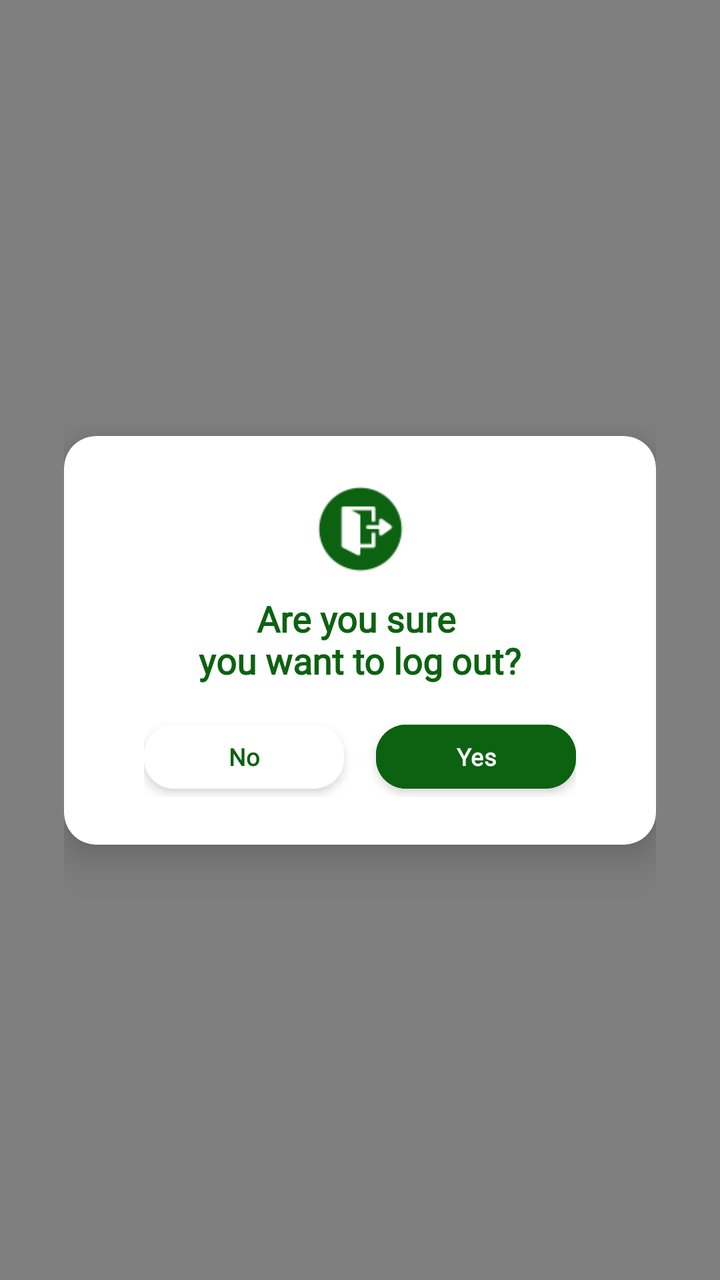
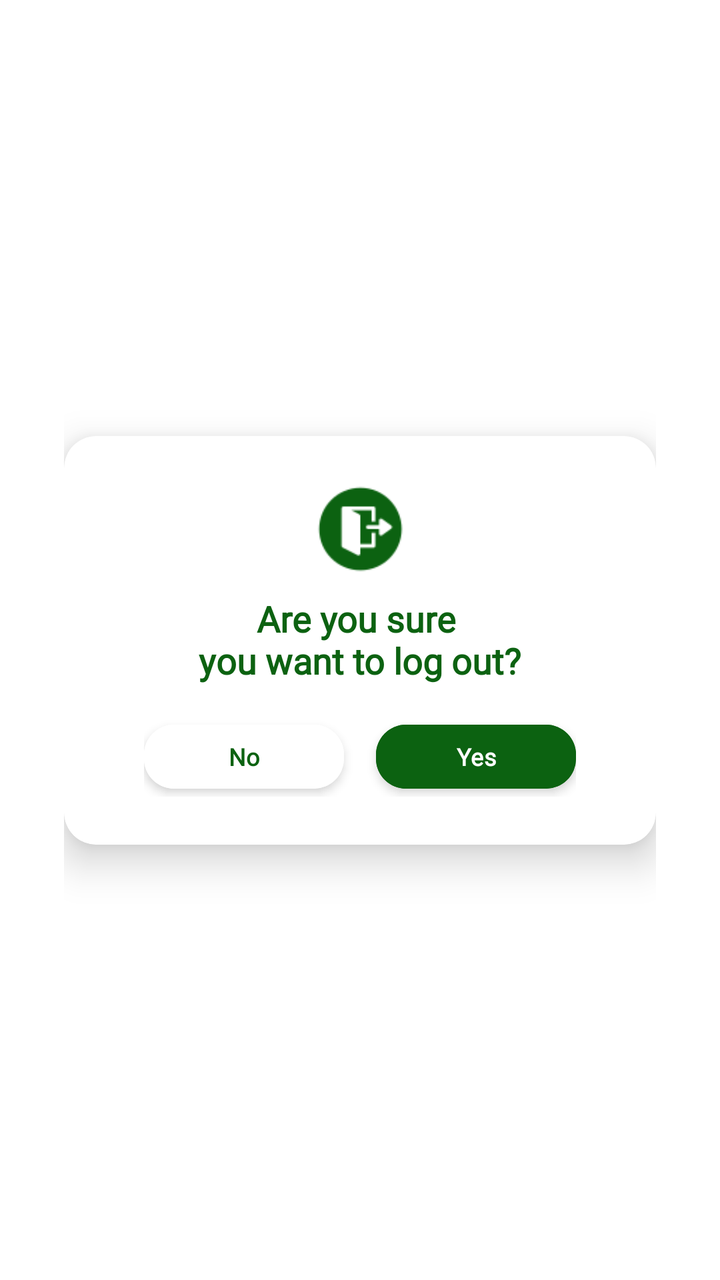

The first picture is an Android layout as it rendered before a commit; the second is the same layout after the commit. The layout source and the unified diff follow.
<!-- AndroidManifest.xml: application theme Theme.SmartGrow -->
<!-- res/layout/dialog_logout.xml -->
<?xml version="1.0" encoding="utf-8"?>
<androidx.constraintlayout.widget.ConstraintLayout
    xmlns:android="http://schemas.android.com/apk/res/android"
    xmlns:app="http://schemas.android.com/apk/res-auto"
    android:layout_width="match_parent"
    android:layout_height="match_parent"
    android:background="#80000000"
    android:padding="32dp">

    <com.google.android.material.card.MaterialCardView
        android:layout_width="match_parent"
        android:layout_height="wrap_content"
        app:cardBackgroundColor="#FFFFFF"
        app:cardCornerRadius="16dp"
        app:strokeWidth="0dp"
        app:cardElevation="12dp"
        app:layout_constraintBottom_toBottomOf="parent"
        app:layout_constraintEnd_toEndOf="parent"
        app:layout_constraintStart_toStartOf="parent"
        app:layout_constraintTop_toTopOf="parent">

        <androidx.constraintlayout.widget.ConstraintLayout
            android:layout_width="match_parent"
            android:layout_height="wrap_content"
            android:padding="24dp">

            <ImageView
                android:id="@+id/iv_logout_icon"
                android:layout_width="45dp"
                android:layout_height="45dp"
                android:src="@drawable/ic_logout"
                app:layout_constraintEnd_toEndOf="parent"
                app:layout_constraintStart_toStartOf="parent"
                app:layout_constraintTop_toTopOf="parent"
                android:contentDescription="Logout Icon" />

            <TextView
                android:id="@+id/tv_logout_message"
                android:layout_width="wrap_content"
                android:layout_height="wrap_content"
                android:fontFamily="@font/poppins"
                android:text="Are you sure \nyou want to log out?"
                android:textColor="#0C6211"
                android:textSize="18sp"
                android:textStyle="bold"
                android:layout_marginTop="10dp"
                android:gravity="center"
                app:layout_constraintEnd_toEndOf="parent"
                app:layout_constraintStart_toStartOf="parent"
                app:layout_constraintTop_toBottomOf="@id/iv_logout_icon" />

            <LinearLayout
                android:layout_width="wrap_content"
                android:layout_height="wrap_content"
                android:layout_marginTop="16dp"
                android:orientation="horizontal"
                app:layout_constraintEnd_toEndOf="parent"
                app:layout_constraintStart_toStartOf="parent"
                app:layout_constraintTop_toBottomOf="@id/tv_logout_message">

                <com.google.android.material.button.MaterialButton
                    android:id="@+id/btn_logout_no"
                    android:layout_width="100dp"
                    android:layout_height="40dp"
                    android:layout_marginEnd="8dp"
                    android:backgroundTint="#FFFFFF"
                    android:text="No"
                    android:textSize="12sp"
                    android:textColor="#0C6211"
                    android:textStyle="bold"
                    android:textAllCaps="false"
                    android:fontFamily="@font/poppins"
                    android:stateListAnimator="@null"
                    android:translationZ="3dp"
                    app:cornerRadius="15dp"
                    app:elevation="2dp" />

                <com.google.android.material.button.MaterialButton
                    android:id="@+id/btn_logout_yes"
                    android:layout_width="100dp"
                    android:layout_height="40dp"
                    android:layout_marginStart="8dp"
                    android:backgroundTint="#0C6211"
                    android:fontFamily="@font/poppins"
                    android:text="Yes"
                    android:textAllCaps="false"
                    android:textColor="#FFFFFF"
                    android:stateListAnimator="@null"
                    android:translationZ="3dp"
                    android:textSize="12sp"
                    android:textStyle="bold"
                    app:cornerRadius="15dp" />

            </LinearLayout>

        </androidx.constraintlayout.widget.ConstraintLayout>
    </com.google.android.material.card.MaterialCardView>
</androidx.constraintlayout.widget.ConstraintLayout>
<!-- resources referenced by this layout -->
<resources>
  <!-- drawable ic_logout: png bitmap (drawable, 2220 bytes) -->
  <style name="Theme.SmartGrow" parent="Base.Theme.SmartGrow" />
  <style name="Base.Theme.SmartGrow" parent="Theme.Material3.DayNight.NoActionBar">
          <item name="android:windowBackground">@android:color/white</item>
          <item name="android:windowDisablePreview">true</item>
          <item name="android:statusBarColor">#0C6211</item>
          <item name="android:windowLightStatusBar" tools:targetApi="m">false</item>
  
          
          <item name="android:navigationBarColor">#F9FAFA</item>
  
          
          <item name="android:windowLightNavigationBar" tools:targetApi="o">true</item>
      </style>
</resources>

<!-- the commit's change to res/layout/dialog_logout.xml (unified diff, before → after) -->
@@ -4,7 +4,6 @@
     xmlns:app="http://schemas.android.com/apk/res-auto"
     android:layout_width="match_parent"
     android:layout_height="match_parent"
-    android:background="#80000000"
     android:padding="32dp">
 
     <com.google.android.material.card.MaterialCardView
